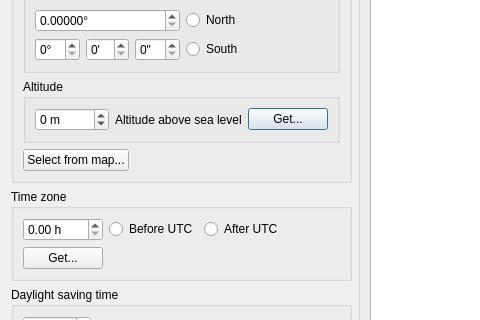
The window that cwpossel.ui (PavelMr/skytechx) describes before a commit, drawn with Qt 5; both pictures show x 0 to 480 and y 159 to 479 of the 660 by 645 pixel window.
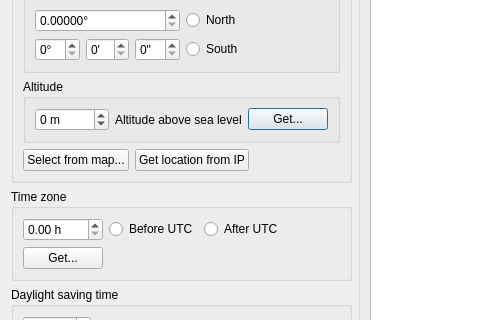
The same window after the commit. Custom widgets are drawn as their Qt base class.

Commit message: Location from IP address.

```diff
--- a/cwpossel.ui
+++ b/cwpossel.ui
@@ -300,7 +300,7 @@
             </item>
            </layout>
           </item>
-          <item row="2" column="0">
+          <item row="5" column="0">
            <layout class="QHBoxLayout" name="horizontalLayout_4">
             <item>
              <widget class="QPushButton" name="pushButton_3">
@@ -309,6 +309,13 @@
               </property>
              </widget>
             </item>
+            <item>
+             <widget class="QPushButton" name="pushButton_8">
+              <property name="text">
+               <string>Get location from IP</string>
+              </property>
+             </widget>
+            </item>
             <item>
              <spacer name="horizontalSpacer_9">
               <property name="orientation">
```
Left out of the diff: 2 changed lines with no effect on the pictures. The commit also changes 9 other files.
